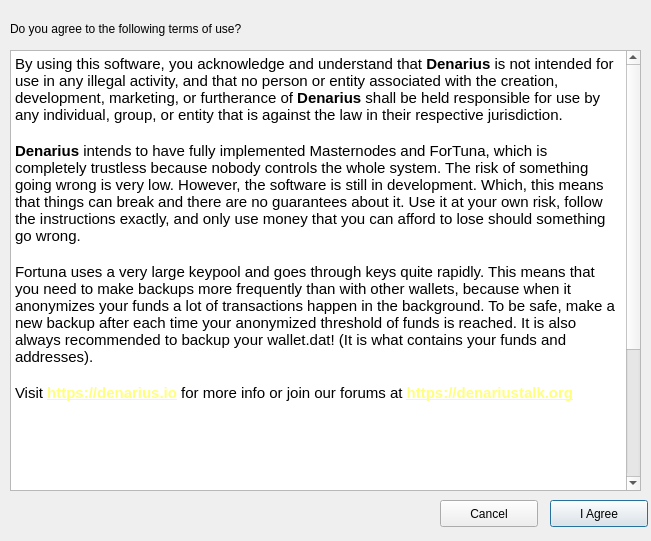
Before: the Qt Designer form src/qt/forms/termsofuse.ui in metaspartan/denarius, drawn with Qt 5.
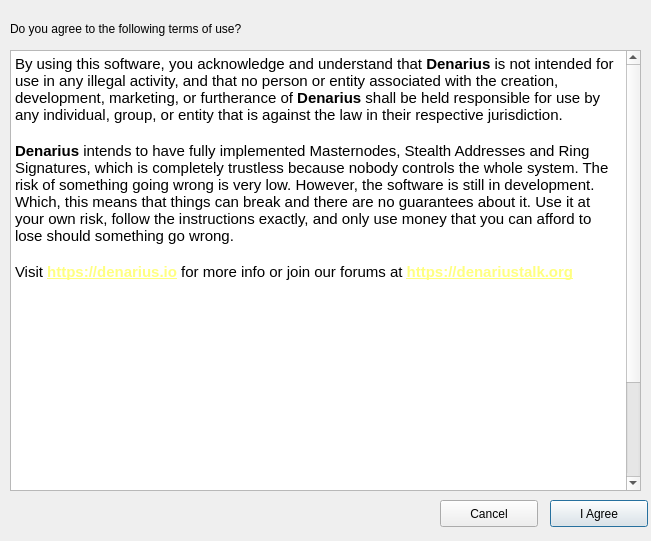
After: the same form once the commit is applied.

The edit to the form file:
```diff
--- a/src/qt/forms/termsofuse.ui
+++ b/src/qt/forms/termsofuse.ui
@@ -29,9 +29,7 @@
 &lt;/style&gt;&lt;/head&gt;&lt;body style=&quot; font-family:'MS Shell Dlg 2'; font-size:8.25pt; font-weight:400; font-style:normal;&quot;&gt;
 &lt;p style=&quot; margin-top:0px; margin-bottom:0px; margin-left:0px; margin-right:0px; -qt-block-indent:0; text-indent:0px;&quot;&gt;&lt;span style=&quot; font-family:'Ubuntu'; font-size:11pt;&quot;&gt;By using this software, you acknowledge and understand that &lt;/span&gt;&lt;span style=&quot; font-family:'Ubuntu'; font-size:11pt; font-weight:600;&quot;&gt;Denarius&lt;/span&gt;&lt;span style=&quot; font-family:'Ubuntu'; font-size:11pt;&quot;&gt; is not intended for use in any illegal activity, and that no person or entity associated with the creation, development, marketing, or furtherance of &lt;/span&gt;&lt;span style=&quot; font-family:'Ubuntu'; font-size:11pt; font-weight:600;&quot;&gt;Denarius&lt;/span&gt;&lt;span style=&quot; font-family:'Ubuntu'; font-size:11pt;&quot;&gt; shall be held responsible for use by any individual, group, or entity that is against the law in their respective jurisdiction.&lt;/span&gt;&lt;/p&gt;
 &lt;p style=&quot;-qt-paragraph-type:empty; margin-top:0px; margin-bottom:0px; margin-left:0px; margin-right:0px; -qt-block-indent:0; text-indent:0px; font-family:'Ubuntu'; font-size:11pt;&quot;&gt;&lt;br /&gt;&lt;/p&gt;
-&lt;p style=&quot; margin-top:0px; margin-bottom:0px; margin-left:0px; margin-right:0px; -qt-block-indent:0; text-indent:0px;&quot;&gt;&lt;span style=&quot; font-family:'Ubuntu'; font-size:11pt; font-weight:600;&quot;&gt;Denarius&lt;/span&gt;&lt;span style=&quot; font-family:'Ubuntu'; font-size:11pt;&quot;&gt; intends to have fully implemented Masternodes and ForTuna, which is completely trustless because nobody controls the whole system. The risk of something going wrong is very low. However, the software is still in development. Which, this means that things can break and there are no guarantees about it. Use it at your own risk, follow the instructions exactly, and only use money that you can afford to lose should something go wrong. &lt;/span&gt;&lt;/p&gt;
-&lt;p style=&quot;-qt-paragraph-type:empty; margin-top:0px; margin-bottom:0px; margin-left:0px; margin-right:0px; -qt-block-indent:0; text-indent:0px; font-family:'Ubuntu'; font-size:11pt;&quot;&gt;&lt;br /&gt;&lt;/p&gt;
-&lt;p style=&quot; margin-top:0px; margin-bottom:0px; margin-left:0px; margin-right:0px; -qt-block-indent:0; text-indent:0px;&quot;&gt;&lt;span style=&quot; font-family:'Ubuntu'; font-size:11pt;&quot;&gt;Fortuna uses a very large keypool and goes through keys quite rapidly. This means that you need to make backups more frequently than with other wallets, because when it anonymizes your funds a lot of transactions happen in the background. To be safe, make a new backup after each time your anonymized threshold of funds is reached. It is also always recommended to backup your wallet.dat! (It is what contains your funds and addresses).&lt;/span&gt;&lt;/p&gt;
+&lt;p style=&quot; margin-top:0px; margin-bottom:0px; margin-left:0px; margin-right:0px; -qt-block-indent:0; text-indent:0px;&quot;&gt;&lt;span style=&quot; font-family:'Ubuntu'; font-size:11pt; font-weight:600;&quot;&gt;Denarius&lt;/span&gt;&lt;span style=&quot; font-family:'Ubuntu'; font-size:11pt;&quot;&gt; intends to have fully implemented Masternodes, Stealth Addresses and Ring Signatures, which is completely trustless because nobody controls the whole system. The risk of something going wrong is very low. However, the software is still in development. Which, this means that things can break and there are no guarantees about it. Use it at your own risk, follow the instructions exactly, and only use money that you can afford to lose should something go wrong.&lt;/span&gt;&lt;/p&gt;
 &lt;p style=&quot;-qt-paragraph-type:empty; margin-top:0px; margin-bottom:0px; margin-left:0px; margin-right:0px; -qt-block-indent:0; text-indent:0px; font-family:'Ubuntu'; font-size:11pt;&quot;&gt;&lt;br /&gt;&lt;/p&gt;
 &lt;p style=&quot; margin-top:0px; margin-bottom:0px; margin-left:0px; margin-right:0px; -qt-block-indent:0; text-indent:0px;&quot;&gt;&lt;span style=&quot; font-family:'Ubuntu'; font-size:11pt;&quot;&gt;Visit &lt;/span&gt;&lt;a href=&quot;https://denarius.io&quot;&gt;&lt;span style=&quot; font-size:11pt; font-weight:600; text-decoration: underline; color:#ffff7f;&quot;&gt;https://denarius.io&lt;/span&gt;&lt;/a&gt;&lt;span style=&quot; font-family:'Ubuntu'; font-size:11pt;&quot;&gt; for more info or join our forums at &lt;/span&gt;&lt;a href=&quot;https://denariustalk.org&quot;&gt;&lt;span style=&quot; font-size:11pt; font-weight:600; text-decoration: underline; color:#ffff7f;&quot;&gt;https://denariustalk.org&lt;/span&gt;&lt;/a&gt;&lt;/p&gt;
 &lt;p style=&quot;-qt-paragraph-type:empty; margin-top:0px; margin-bottom:0px; margin-left:0px; margin-right:0px; -qt-block-indent:0; text-indent:0px; font-size:11pt; font-weight:600; text-decoration: underline; color:#ffff7f;&quot;&gt;&lt;br /&gt;&lt;/p&gt;
@@ -45,7 +43,10 @@
 &lt;p style=&quot;-qt-paragraph-type:empty; margin-top:0px; margin-bottom:0px; margin-left:0px; margin-right:0px; -qt-block-indent:0; text-indent:0px; font-family:'Ubuntu'; font-size:11pt;&quot;&gt;&lt;br /&gt;&lt;/p&gt;
 &lt;p style=&quot;-qt-paragraph-type:empty; margin-top:0px; margin-bottom:0px; margin-left:0px; margin-right:0px; -qt-block-indent:0; text-indent:0px; font-family:'Ubuntu'; font-size:11pt;&quot;&gt;&lt;br /&gt;&lt;/p&gt;
 &lt;p style=&quot;-qt-paragraph-type:empty; margin-top:0px; margin-bottom:0px; margin-left:0px; margin-right:0px; -qt-block-indent:0; text-indent:0px; font-family:'Ubuntu'; font-size:11pt;&quot;&gt;&lt;br /&gt;&lt;/p&gt;
-&lt;p style=&quot; margin-top:0px; margin-bottom:0px; margin-left:0px; margin-right:0px; -qt-block-indent:0; text-indent:0px;&quot;&gt;&lt;span style=&quot; font-family:'Ubuntu'; font-size:11pt; font-weight:600; font-style:italic;&quot;&gt;Credits:&lt;/span&gt;&lt;span style=&quot; font-family:'Ubuntu'; font-size:11pt; font-style:italic;&quot;&gt; kingcarsen, enkayz, thi3rryzz, I Can Haz Crypto, Buzzkillb, tinchopf, kawaiicrypto, skiMo, and everyone else who has helped to build/test Denarius! &lt;/span&gt;&lt;span style=&quot; font-family:'Ubuntu'; font-size:11pt; font-style:italic; text-decoration: underline;&quot;&gt;Our community is fantastic and you all deserve to be mentioned here forever.&lt;/span&gt;&lt;span style=&quot; font-family:'Ubuntu'; font-size:11pt; font-style:italic;&quot;&gt; THANK YOU! FOR THE POWER OF THE PEOPLE! ANCIENT MONEY FOR A NEW WORLD!&lt;/span&gt;&lt;/p&gt;
+&lt;p style=&quot;-qt-paragraph-type:empty; margin-top:0px; margin-bottom:0px; margin-left:0px; margin-right:0px; -qt-block-indent:0; text-indent:0px; font-family:'Ubuntu'; font-size:11pt;&quot;&gt;&lt;br /&gt;&lt;/p&gt;
+&lt;p style=&quot;-qt-paragraph-type:empty; margin-top:0px; margin-bottom:0px; margin-left:0px; margin-right:0px; -qt-block-indent:0; text-indent:0px; font-family:'Ubuntu'; font-size:11pt;&quot;&gt;&lt;br /&gt;&lt;/p&gt;
+&lt;p style=&quot;-qt-paragraph-type:empty; margin-top:0px; margin-bottom:0px; margin-left:0px; margin-right:0px; -qt-block-indent:0; text-indent:0px; font-family:'Ubuntu'; font-size:11pt;&quot;&gt;&lt;br /&gt;&lt;/p&gt;
+&lt;p style=&quot; margin-top:0px; margin-bottom:0px; margin-left:0px; margin-right:0px; -qt-block-indent:0; text-indent:0px;&quot;&gt;&lt;span style=&quot; font-family:'Ubuntu'; font-size:11pt; font-weight:600; font-style:italic;&quot;&gt;Credits:&lt;/span&gt;&lt;span style=&quot; font-family:'Ubuntu'; font-size:11pt; font-style:italic;&quot;&gt; kingcarsen, enkayz, thi3rryzz, I Can Haz Crypto, Buzzkillb, tinchopf, kawaiicrypto, skiMo, and everyone else who has helped to build/test/grow Denarius! &lt;/span&gt;&lt;span style=&quot; font-family:'Ubuntu'; font-size:11pt; font-style:italic; text-decoration: underline;&quot;&gt;Our community is fantastic and you all deserve to be mentioned here forever.&lt;/span&gt;&lt;span style=&quot; font-family:'Ubuntu'; font-size:11pt; font-style:italic;&quot;&gt; THANK YOU! FOR THE POWER OF THE PEOPLE! ANCIENT MONEY FOR A NEW WORLD!&lt;/span&gt;&lt;/p&gt;
 &lt;p style=&quot;-qt-paragraph-type:empty; margin-top:0px; margin-bottom:0px; margin-left:0px; margin-right:0px; -qt-block-indent:0; text-indent:0px; font-family:'Ubuntu'; font-size:11pt;&quot;&gt;&lt;br /&gt;&lt;/p&gt;&lt;/body&gt;&lt;/html&gt;</string>
    </property>
   </widget>
```
